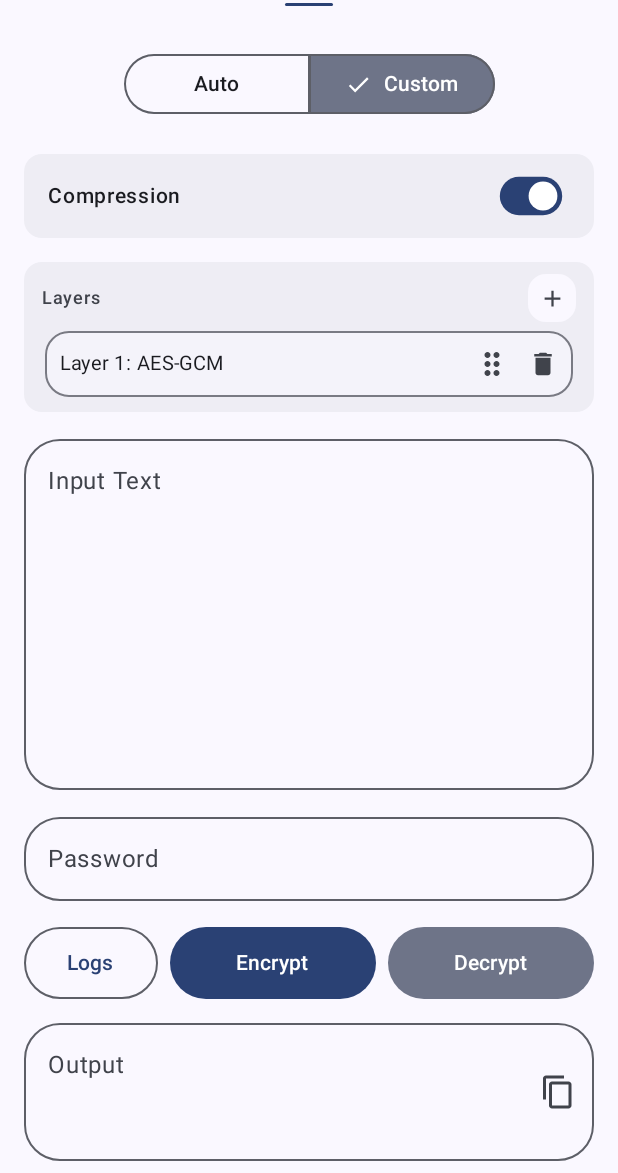
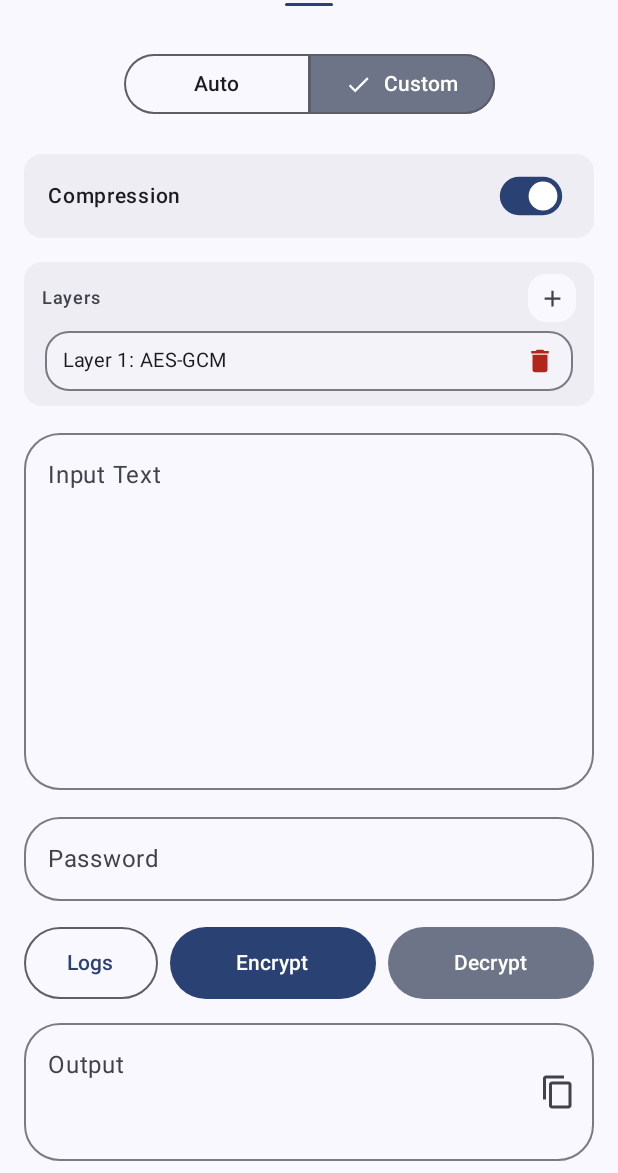
Before and after one commit to Animesh-Varma/Sigil, an Android app built with Jetpack Compose: the screen it shows after launch (MainActivity), after a tap on "Custom", on a phone screen of 412 x 824 dp, the part 63-1236 px from its top. Run offline under Robolectric (Android 15) with nearby library versions, the phone set to English and light mode, and no system bars; our stand-ins replace Material 3 Expressive styles (plain Material 3 is drawn); libraries missing offline, so code that uses them is left out: org.bouncycastle.crypto.

Commit message:
Fine tuned M3 transitions.

```diff
--- a/app/src/main/java/dev/animeshvarma/sigil/ui/screens/CustomEncryptionScreen.kt
+++ b/app/src/main/java/dev/animeshvarma/sigil/ui/screens/CustomEncryptionScreen.kt
@@ -1,12 +1,18 @@
 package dev.animeshvarma.sigil.ui.screens
 
+import androidx.compose.animation.core.animateFloatAsState
+import androidx.compose.animation.core.tween
+import androidx.compose.animation.core.spring
+import androidx.compose.foundation.ExperimentalFoundationApi
 import androidx.compose.foundation.background
+import androidx.compose.foundation.border
 import androidx.compose.foundation.clickable
-import androidx.compose.foundation.gestures.detectDragGestures
 import androidx.compose.foundation.layout.*
 import androidx.compose.foundation.lazy.LazyColumn
-import androidx.compose.foundation.lazy.items
+import androidx.compose.foundation.lazy.items // [CRITICAL FIX] Enables list support
 import androidx.compose.foundation.lazy.itemsIndexed
+import androidx.compose.foundation.lazy.LazyListState
+import androidx.compose.foundation.lazy.rememberLazyListState
 import androidx.compose.foundation.shape.CircleShape
 import androidx.compose.foundation.shape.RoundedCornerShape
 import androidx.compose.material.icons.Icons
@@ -17,28 +23,40 @@ import androidx.compose.runtime.*
 import androidx.compose.ui.Alignment
 import androidx.compose.ui.Modifier
 import androidx.compose.ui.draw.clip
+import androidx.compose.ui.draw.drawWithContent
 import androidx.compose.ui.draw.scale
+import androidx.compose.ui.geometry.CornerRadius
+import androidx.compose.ui.geometry.Offset
+import androidx.compose.ui.geometry.Size
+import androidx.compose.ui.graphics.BlendMode
+import androidx.compose.ui.graphics.Brush
 import androidx.compose.ui.graphics.Color
-import androidx.compose.ui.input.pointer.pointerInput
+import androidx.compose.ui.graphics.CompositingStrategy
+import androidx.compose.ui.graphics.graphicsLayer
 import androidx.compose.ui.platform.LocalContext
 import androidx.compose.ui.platform.LocalFocusManager
 import androidx.compose.ui.text.AnnotatedString
 import androidx.compose.ui.text.font.FontWeight
 import androidx.compose.ui.text.input.PasswordVisualTransformation
+import androidx.compose.ui.unit.Dp
 import androidx.compose.ui.unit.dp
 import androidx.compose.ui.unit.sp
 import dev.animeshvarma.sigil.SigilViewModel
+import dev.animeshvarma.sigil.model.UiState
 import dev.animeshvarma.sigil.crypto.CryptoEngine
 import dev.animeshvarma.sigil.model.AlgorithmRegistry
-import dev.animeshvarma.sigil.model.UiState
-import dev.animeshvarma.sigil.ui.components.SigilButtonGroup // [NEW]
-import dev.animeshvarma.sigil.ui.components.StyledLayerContainer // [NEW]
+import dev.animeshvarma.sigil.model.SigilAlgorithm // [CRITICAL FIX]
+import dev.animeshvarma.sigil.ui.components.SigilButtonGroup
+import dev.animeshvarma.sigil.ui.components.StyledLayerContainer
+import dev.animeshvarma.sigil.ui.theme.AnimationConfig
 
-@OptIn(ExperimentalMaterial3Api::class)
+@OptIn(ExperimentalMaterial3Api::class, ExperimentalFoundationApi::class)
 @Composable
 fun CustomEncryptionScreen(viewModel: SigilViewModel, uiState: UiState) {
     val context = LocalContext.current
     var showAddLayerSheet by remember { mutableStateOf(false) }
+
+    val listState = rememberLazyListState()
 
     // Spacing
     val spaceBetweenTopSections = 16.dp
@@ -69,7 +87,7 @@ fun CustomEncryptionScreen(viewModel: SigilViewModel, uiState: UiState) {
 
         Spacer(modifier = Modifier.height(spaceBetweenTopSections))
 
-        // Layers
+        // --- LAYER MANAGER ---
         Column(
             modifier = Modifier
                 .fillMaxWidth()
@@ -95,23 +113,53 @@ fun CustomEncryptionScreen(viewModel: SigilViewModel, uiState: UiState) {
 
             Spacer(modifier = Modifier.height(4.dp))
 
+            // Scrollable Area with Fading Edge
+            val showFadingEdge = uiState.customLayers.size > 3
+
+            Box(
+                modifier = Modifier
+                    .fillMaxWidth()
+                    .heightIn(max = 180.dp) // ~3 items
+                    .then(
+                        if (showFadingEdge) Modifier.verticalFadingEdge() else Modifier
+                    )
+            ) {
                 LazyColumn(
-                modifier = Modifier.heightIn(max = 150.dp),
-                verticalArrangement = Arrangement.spacedBy(4.dp)
+                    state = listState,
+                    verticalArrangement = Arrangement.spacedBy(4.dp),
+                    modifier = Modifier
+                        .fillMaxWidth()
+                        .simpleVerticalScrollbar(listState)
                 ) {
-                itemsIndexed(uiState.customLayers) { index, algo ->
-                    DraggableLayerItem(
+                    itemsIndexed(
+                        items = uiState.customLayers,
+                        key = { index, algo -> "${algo.name}_$index" }
+                    ) { index, algo ->
+                        Box(modifier = Modifier.animateItemPlacement(
+                            animationSpec = spring(
+                                stiffness = AnimationConfig.STIFFNESS,
+                                dampingRatio = AnimationConfig.DAMPING
+                            )
+                        )) {
+                            MovableLayerItem(
                                 index = index,
+                                total = uiState.customLayers.size,
                                 name = algo.name.replace("_", "-"),
                                 onMoveUp = { viewModel.moveLayer(index, index - 1) },
                                 onMoveDown = { viewModel.moveLayer(index, index + 1) },
                                 onDelete = { viewModel.removeLayer(index) }
                             )
                         }
+                    }
+                }
+
                 if (uiState.customLayers.isEmpty()) {
-                    item {
-                        Text("No encryption layers added.", fontSize = 12.sp, color = MaterialTheme.colorScheme.error, modifier = Modifier.padding(4.dp))
-                    }
+                    Text(
+                        "No encryption layers added.",
+                        fontSize = 12.sp,
+                        color = MaterialTheme.colorScheme.error,
+                        modifier = Modifier.padding(4.dp)
+                    )
                 }
             }
         }
@@ -124,7 +172,13 @@ fun CustomEncryptionScreen(viewModel: SigilViewModel, uiState: UiState) {
             onValueChange = { viewModel.onInputTextChanged(it) },
             label = { Text("Input Text") },
             modifier = Modifier.weight(1f).fillMaxWidth(),
-            shape = RoundedCornerShape(24.dp)
+            shape = RoundedCornerShape(24.dp),
+            colors = OutlinedTextFieldDefaults.colors(
+                focusedContainerColor = Color.Transparent,
+                unfocusedContainerColor = Color.Transparent,
+                focusedBorderColor = MaterialTheme.colorScheme.primary,
+                unfocusedBorderColor = MaterialTheme.colorScheme.outlineVariant,
+            )
         )
 
         Spacer(modifier = Modifier.height(spaceInputToPass))
@@ -135,12 +189,18 @@ fun CustomEncryptionScreen(viewModel: SigilViewModel, uiState: UiState) {
             label = { Text("Password") },
             modifier = Modifier.fillMaxWidth().height(64.dp),
             shape = RoundedCornerShape(24.dp),
-            visualTransformation = PasswordVisualTransformation()
+            visualTransformation = PasswordVisualTransformation(),
+            colors = OutlinedTextFieldDefaults.colors(
+                focusedContainerColor = Color.Transparent,
+                unfocusedContainerColor = Color.Transparent,
+                focusedBorderColor = MaterialTheme.colorScheme.primary,
+                unfocusedBorderColor = MaterialTheme.colorScheme.outlineVariant,
+            )
         )
 
         Spacer(modifier = Modifier.height(spacePassToButtons))
 
-        // [FIX 1] Replaced separate buttons with SigilButtonGroup
+        // Actions
         SigilButtonGroup(
             onLogs = { viewModel.onLogsClicked() },
             onEncrypt = { viewModel.onEncrypt() },
@@ -157,6 +217,12 @@ fun CustomEncryptionScreen(viewModel: SigilViewModel, uiState: UiState) {
             readOnly = true,
             modifier = Modifier.fillMaxWidth().height(100.dp),
             shape = RoundedCornerShape(24.dp),
+            colors = OutlinedTextFieldDefaults.colors(
+                focusedContainerColor = Color.Transparent,
+                unfocusedContainerColor = Color.Transparent,
+                focusedBorderColor = MaterialTheme.colorScheme.primary,
+                unfocusedBorderColor = MaterialTheme.colorScheme.outlineVariant,
+            ),
             trailingIcon = {
                 IconButton(onClick = {
                     if (uiState.customOutput.isNotEmpty()) {
@@ -183,37 +249,36 @@ fun CustomEncryptionScreen(viewModel: SigilViewModel, uiState: UiState) {
     }
 }
 
-// [FIX 3] Styled Draggable Item
 @Composable
-fun DraggableLayerItem(index: Int, name: String, onMoveUp: () -> Unit, onMoveDown: () -> Unit, onDelete: () -> Unit) {
-    var verticalDragOffset by remember { mutableFloatStateOf(0f) }
-    val dragThreshold = 50f
-
+fun MovableLayerItem(
+    index: Int,
+    total: Int,
+    name: String,
+    onMoveUp: () -> Unit,
+    onMoveDown: () -> Unit,
+    onDelete: () -> Unit
+) {
     StyledLayerContainer(modifier = Modifier.padding(2.dp)) {
         Row(
             modifier = Modifier
                 .fillMaxWidth()
-                .padding(10.dp),
+                .padding(horizontal = 12.dp, vertical = 8.dp),
             verticalAlignment = Alignment.CenterVertically,
             horizontalArrangement = Arrangement.SpaceBetween
         ) {
             Text("Layer ${index + 1}: $name", fontSize = 13.sp, color = MaterialTheme.colorScheme.onSurface)
+
             Row(verticalAlignment = Alignment.CenterVertically) {
-                Icon(
-                    imageVector = Icons.Default.DragIndicator,
-                    contentDescription = "Drag",
-                    tint = MaterialTheme.colorScheme.onSurfaceVariant,
-                    modifier = Modifier.size(24.dp).pointerInput(Unit) {
-                        detectDragGestures(onDragEnd = { verticalDragOffset = 0f }, onDragCancel = { verticalDragOffset = 0f }) { change, dragAmount ->
-                            change.consume()
-                            verticalDragOffset += dragAmount.y
-                            if (verticalDragOffset < -dragThreshold) { onMoveUp(); verticalDragOffset = 0f }
-                            else if (verticalDragOffset > dragThreshold) { onMoveDown(); verticalDragOffset = 0f }
+                IconButton(onClick = onMoveUp, enabled = index > 0, modifier = Modifier.size(24.dp)) {
+                    Icon(Icons.Default.KeyboardArrowUp, null, tint = if (index > 0) MaterialTheme.colorScheme.onSurfaceVariant else Color.Transparent)
                 }
+                IconButton(onClick = onMoveDown, enabled = index < total - 1, modifier = Modifier.size(24.dp)) {
+                    Icon(Icons.Default.KeyboardArrowDown, null, tint = if (index < total - 1) MaterialTheme.colorScheme.onSurfaceVariant else Color.Transparent)
                 }
-                )
                 Spacer(modifier = Modifier.width(12.dp))
-                Icon(Icons.Default.Delete, "Delete", tint = MaterialTheme.colorScheme.onSurfaceVariant, modifier = Modifier.size(20.dp).clickable { onDelete() })
+                IconButton(onClick = onDelete, modifier = Modifier.size(20.dp)) {
+                    Icon(Icons.Default.Delete, "Delete", tint = MaterialTheme.colorScheme.error)
+                }
             }
         }
     }
@@ -258,9 +323,9 @@ fun AddLayerSheetContent(onSelect: (CryptoEngine.Algorithm) -> Unit) {
                 if (searchDescription) nameMatch || algo.description.contains(searchQuery, ignoreCase = true) else nameMatch
             }
 
+            // [FIXED] Used the imported items extension
             items(filtered) { algoData ->
                 val engineEnum = CryptoEngine.Algorithm.valueOf(algoData.id)
-                // Rounded Items in Search List
                 Surface(
                     modifier = Modifier.padding(vertical = 4.dp).clip(RoundedCornerShape(16.dp)),
                     color = MaterialTheme.colorScheme.surfaceContainerLow
@@ -277,3 +342,55 @@ fun AddLayerSheetContent(onSelect: (CryptoEngine.Algorithm) -> Unit) {
         Spacer(modifier = Modifier.height(24.dp))
     }
 }
+
+// Custom Scrollbar Modifier
+@Composable
+fun Modifier.simpleVerticalScrollbar(
+    state: LazyListState,
+    width: Dp = 4.dp
+): Modifier {
+    val targetAlpha = if (state.isScrollInProgress) 1f else 0f
+    val duration = if (state.isScrollInProgress) 150 else 500
+
+    val alpha by animateFloatAsState(
+        targetValue = targetAlpha,
+        animationSpec = tween(durationMillis = duration)
+    )
+
+    return drawWithContent {
+        drawContent()
+
+        val firstVisibleElementIndex = state.firstVisibleItemIndex
+        val needDrawScrollbar = state.isScrollInProgress || alpha > 0.0f
+
+        if (needDrawScrollbar) {
+            val elementHeight = this.size.height / state.layoutInfo.totalItemsCount
+            val scrollbarOffsetY = firstVisibleElementIndex * elementHeight
+            val scrollbarHeight = state.layoutInfo.visibleItemsInfo.size * elementHeight
+
+            drawRoundRect(
+                color = Color.Gray.copy(alpha = 0.5f * alpha),
+                topLeft = Offset(this.size.width - width.toPx(), scrollbarOffsetY),
+                size = Size(width.toPx(), scrollbarHeight),
+                cornerRadius = CornerRadius(width.toPx() / 2)
+            )
+        }
+    }
+}
+
+// Fading Edge Modifier
+fun Modifier.verticalFadingEdge(): Modifier = this
+    .graphicsLayer(compositingStrategy = CompositingStrategy.Offscreen)
+    .drawWithContent {
+        drawContent()
+        val fadeHeight = 40.dp.toPx()
+
+        drawRect(
+            brush = Brush.verticalGradient(
+                0f to Color.Black,
+                0.8f to Color.Black,
+                1f to Color.Transparent
+            ),
+            blendMode = BlendMode.DstIn
+        )
+    }
```
Lines whose indentation alone changed are shown as unchanged.
